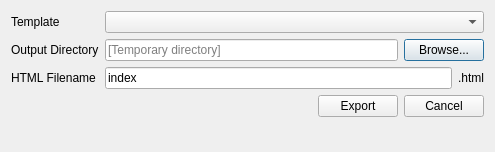
Qt form viewer2/exporttowebdialog.ui (minorua/Qgis2threejs) before a commit.
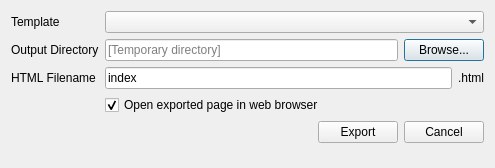
The same form after that commit.

Commit message: ExportToWeb: add 'Open exported page in web browser' checkbox

What changed in the file:
```diff
--- a/viewer2/exporttowebdialog.ui
+++ b/viewer2/exporttowebdialog.ui
@@ -7,7 +7,7 @@
     <x>0</x>
     <y>0</y>
     <width>495</width>
-    <height>152</height>
+    <height>168</height>
    </rect>
   </property>
   <property name="windowTitle">
@@ -115,6 +115,16 @@
      </item>
     </layout>
    </item>
+   <item row="6" column="1">
+    <widget class="QCheckBox" name="checkBox_openPage">
+     <property name="text">
+      <string>Open exported page in web browser</string>
+     </property>
+     <property name="checked">
+      <bool>true</bool>
+     </property>
+    </widget>
+   </item>
   </layout>
  </widget>
  <resources/>
```
Left out of the diff: 2 changed lines with no effect on the pictures. The commit also changes 2 other files.
